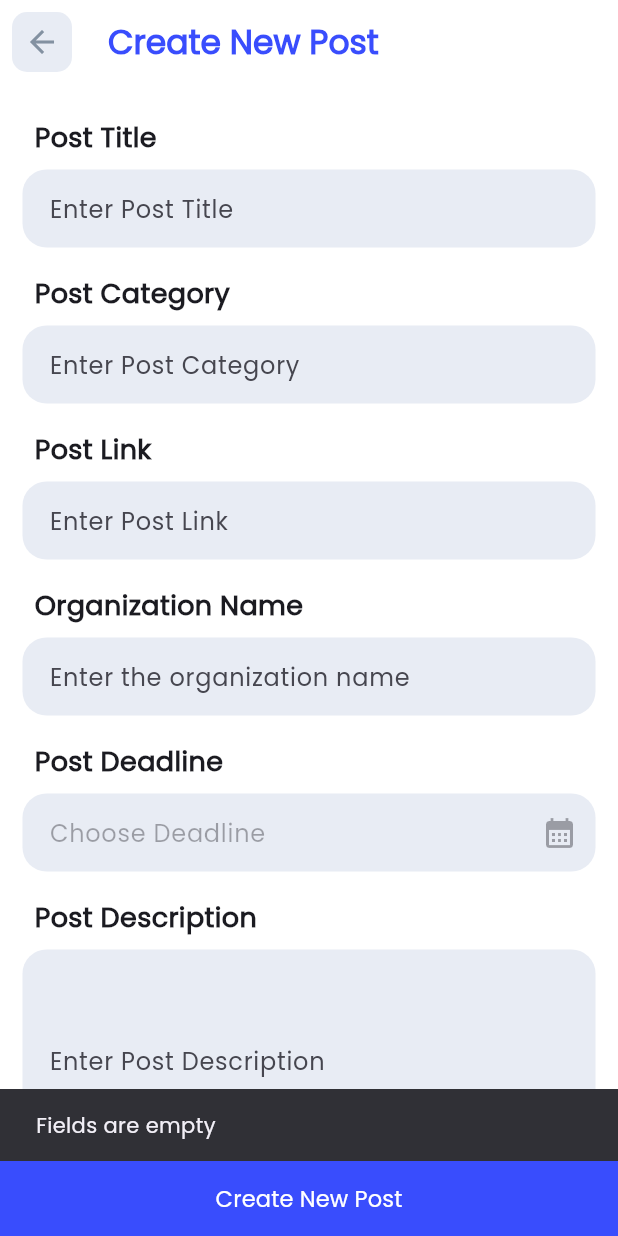
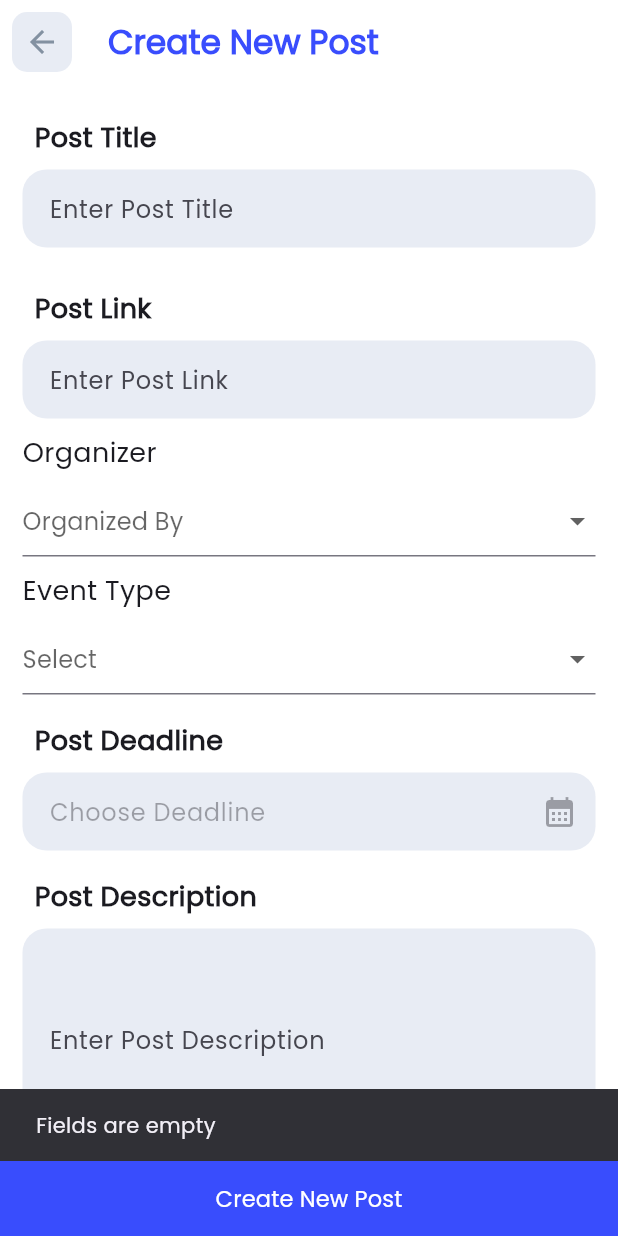
Before and after one commit to djunicode/noteng, a Flutter app: the AddNewPostPage screen opened directly, after a tap on "Create New Post", on a phone screen of 412 x 824 dp. Run offline on Flutter 3.47's test engine with Material 3 defaults, Android fonts, the phone set to English and light mode, and no system bars; our stand-ins replace dio, file_picker, flutter_rating_bar, flutter_svg, font_awesome_flutter, get and 5 more; missing offline and left inert: flutter_neat_and_clean_calendar, syncfusion_flutter_pdfviewer; accounts and stored records are empty.

Commit message:
post creating done

```diff
--- a/lib/data/Posts/postModel.dart
+++ b/lib/data/Posts/postModel.dart
@@ -6,6 +6,7 @@ class Posts {
   String? description;
   int? likes;
   String? organisedBy;
+  String? type;
   String? subtype;
   bool? isInterested;
   String? dateUpdated;
@@ -15,6 +16,7 @@ class Posts {
 
   Posts(
       {this.postId,
+      this.type,
       this.title,
       this.deadline,
       this.postUrl,
@@ -32,6 +34,7 @@ class Posts {
     postId = json['post_id'];
     title = json['title'];
     deadline = json['deadline'];
+    type = json['type'];
     postUrl = json['post_url'];
     description = json['description'];
     likes = json['likes'];
@@ -62,6 +65,8 @@ class Posts {
     if (this.likes != null) data['likes'] = this.likes;
     if (this.organisedBy != null) data['organised_by'] = this.organisedBy;
     if (this.subtype != null) data['subtype'] = this.subtype;
+
+    if (this.type != null) data['type'] = this.type;
     if (this.isInterested != null) data['is_interested'] = this.isInterested;
     if (this.dateUpdated != null) data['date_updated'] = this.dateUpdated;
     if (this.dateUploaded != null) data['date_uploaded'] = this.dateUploaded;
--- a/lib/pages/Posts/add_new_post.dart
+++ b/lib/pages/Posts/add_new_post.dart
@@ -29,8 +29,11 @@ class _AddNewPostPageState extends State<AddNewPostPage> {
   TextEditingController postOrganization = TextEditingController();
   TextEditingController postDeadline = TextEditingController();
   TextEditingController postCategory = TextEditingController();
+  String _organizedBy = "";
+  String _eventType = "";
   Future getImage() async {
     final pickedImage = await picker.pickImage(source: ImageSource.gallery);
+
 //
     setState(() {
       if (pickedImage != null) {
@@ -42,12 +45,21 @@ class _AddNewPostPageState extends State<AddNewPostPage> {
   }
 
   Future<void> _createPost() async {
+    print("Title: ${postTitle.text}");
+    print("Deadline: ${postDeadline.text}");
+    print("Link: ${postLink.text}");
+    print("Description: ${postDescription.text}");
+    print("Organization: $_organizedBy");
+    print("Category: $_eventType");
+    print("Image: $_image");
     if (postTitle.text.isEmpty ||
         postDeadline.text.isEmpty ||
         postLink.text.isEmpty ||
         postDescription.text.isEmpty ||
-        postOrganization.text.isEmpty ||
-        postCategory.text.isEmpty ||
+        _eventType == "" ||
+        _organizedBy == "" ||
+        // postOrganization.text.isEmpty ||
+        // postCategory.text.isEmpty ||
         _image == null) {
       // Handle validation error
       ScaffoldMessenger.of(context).showSnackBar(
@@ -71,8 +83,10 @@ class _AddNewPostPageState extends State<AddNewPostPage> {
         description: postDescription.text,
         image: _image!.path,
         // organisedBy: postOrganization.text,
+        organisedBy: _organizedBy,
         postUrl: postLink.text,
-        subtype: postCategory.text,
+        subtype: _eventType,
+        // subtype: postCategory.text,
         title: postTitle.text,
         likes: 0,
         user: sapid);
@@ -95,6 +109,8 @@ class _AddNewPostPageState extends State<AddNewPostPage> {
 
   @override
   Widget build(BuildContext context) {
+    // String _eventType = "";
+    // String _organizedBy = "";
     return Scaffold(
       appBar: AppBarWidget(title: "Create New Post"),
       backgroundColor: backgroundColor,
@@ -120,18 +136,18 @@ class _AddNewPostPageState extends State<AddNewPostPage> {
               const SizedBox(
                 height: 10,
               ),
-              const Padding(
-                padding: EdgeInsets.all(8.0),
-                child: Text(
-                  "Post Category",
-                  style: TextStyle(fontSize: 18, fontWeight: FontWeight.w700),
-                ),
-              ),
-              textFieldWidget(
-                hintText: "Enter Post Category",
-                maxLines: 1,
-                controller: postCategory,
-              ),
+              // const Padding(
+              //   padding: EdgeInsets.all(8.0),
+              //   child: Text(
+              //     "Post Category",
+              //     style: TextStyle(fontSize: 18, fontWeight: FontWeight.w700),
+              //   ),
+              // ),
+              // textFieldWidget(
+              //   hintText: "Enter Post Category",
+              //   maxLines: 1,
+              //   controller: postCategory,
+              // ),
               const SizedBox(
                 height: 10,
               ),
@@ -150,18 +166,89 @@ class _AddNewPostPageState extends State<AddNewPostPage> {
               const SizedBox(
                 height: 10,
               ),
-              const Padding(
-                padding: EdgeInsets.all(8.0),
-                child: Text(
-                  "Organization Name",
-                  style: TextStyle(fontSize: 18, fontWeight: FontWeight.w700),
-                ),
+              // const Padding(
+              //   padding: EdgeInsets.all(8.0),
+              //   child: Text(
+              //     "Organization Name",
+              //     style: TextStyle(fontSize: 18, fontWeight: FontWeight.w700),
+              //   ),
+              // ),
+              const Text(
+                'Organizer',
+                style: TextStyle(fontSize: 18.0),
               ),
-              textFieldWidget(
-                hintText: "Enter the organization name",
-                maxLines: 1,
-                controller: postOrganization,
+              const SizedBox(height: 8.0),
+              DropdownButtonFormField<String>(
+                hint: const Text('Organized By'),
+                value: _organizedBy.isNotEmpty ? _organizedBy : null,
+                onChanged: (value) {
+                  setState(
+                    () {
+                      _organizedBy = value!;
+                    },
+                  );
+                },
+                items: const [
+                  DropdownMenuItem(
+                    value: '',
+                    child: Text('Select Organizer'),
+                  ),
+                  DropdownMenuItem(
+                    value: 'college',
+                    child: Text('college'),
+                  ),
+                  DropdownMenuItem(
+                    value: 'commitee',
+                    child: Text('commitee'),
+                  ),
+                ],
               ),
+              const SizedBox(
+                height: 10,
+              ),
+              const Text(
+                'Event Type',
+                style: TextStyle(fontSize: 18.0),
+              ),
+              const SizedBox(height: 8.0),
+              DropdownButtonFormField<String>(
+                hint: const Text('Select'),
+                value: _eventType.isNotEmpty ? _eventType : null,
+                onChanged: (value) {
+                  setState(
+                    () {
+                      _eventType = value!;
+                    },
+                  );
+                },
+                items: const [
+                  DropdownMenuItem(
+                    value: '',
+                    child: Text('Select Event Type'),
+                  ),
+                  DropdownMenuItem(
+                    value: 'hackathon',
+                    child: Text('hackathon'),
+                  ),
+                  DropdownMenuItem(
+                    value: 'cultural',
+                    child: Text('cultural'),
+                  ),
+                  DropdownMenuItem(
+                    value: 'datathon',
+                    child: Text('datathon'),
+                  ),
+                  DropdownMenuItem(
+                    value: 'startup',
+                    child: Text('startup'),
+                  ),
+                ],
+              ),
+              // textFieldWidget(
+              //   hintText: "Enter the organization name",
+              //   maxLines: 1,
+              //   controller: postOrganization,
+              // ),
               const SizedBox(
                 height: 10,
               ),
```
